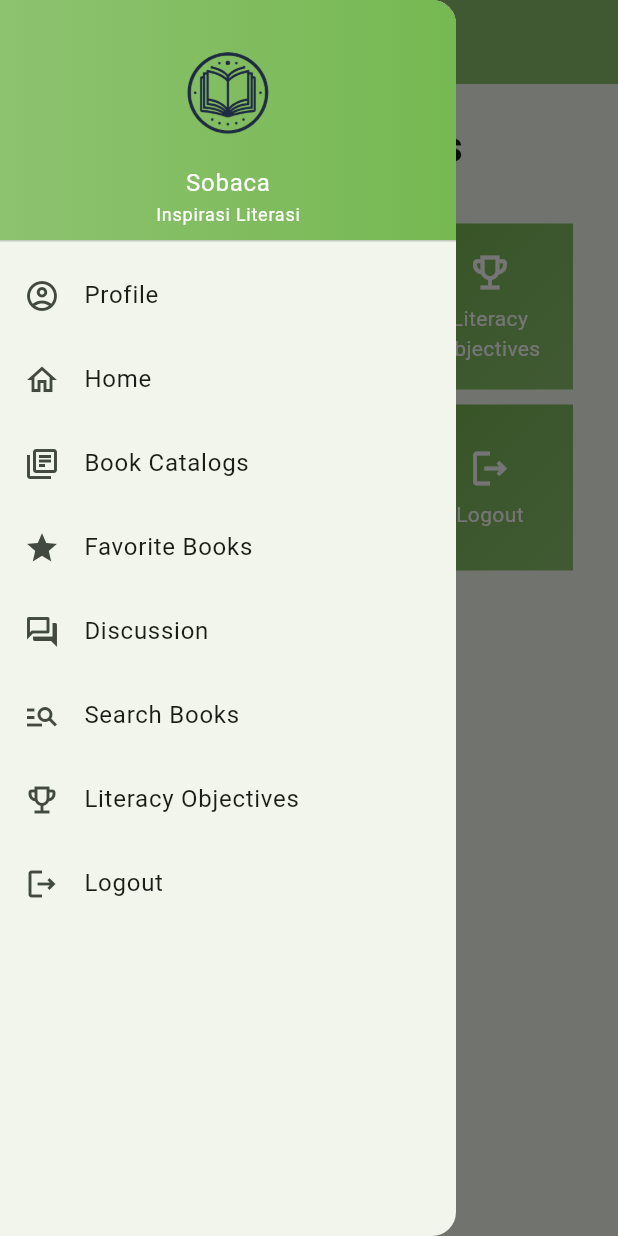
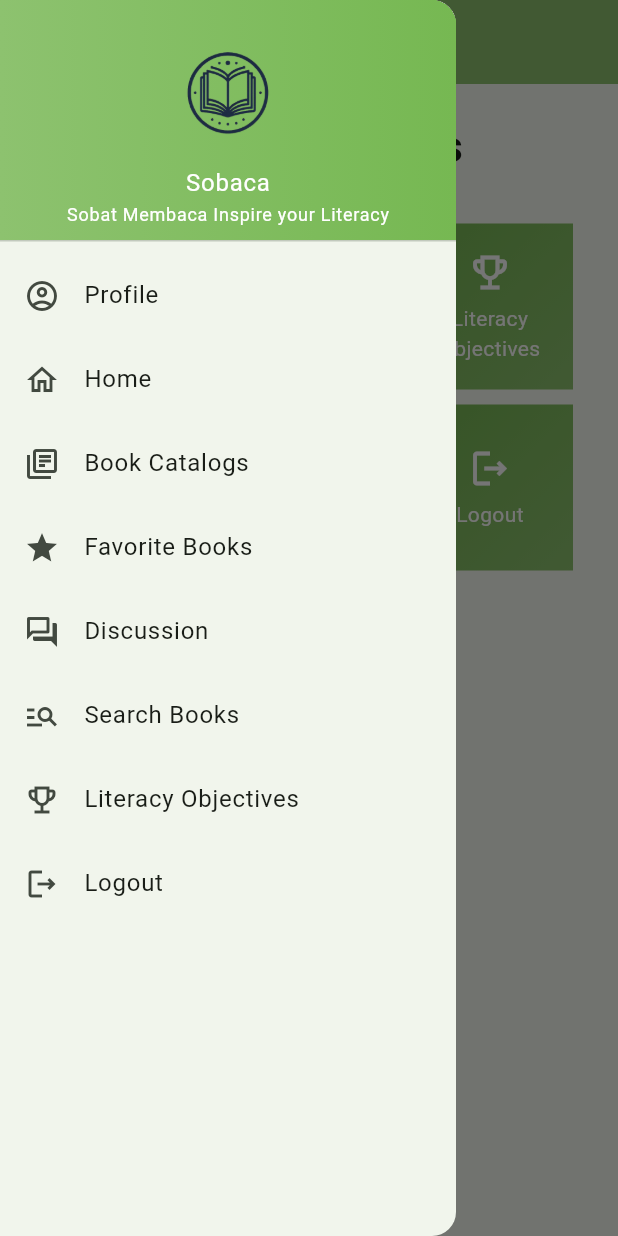
Before and after one commit to PBPF09/Sobaca-Mobile, a Flutter app: the MyHomePage screen opened directly, with the side drawer open, on a phone screen of 412 x 824 dp. Run offline on Flutter 3.47's test engine with Material 3 defaults, Android fonts, the light colour scheme and no system bars; our stand-ins replace google_fonts; missing offline and left inert: pbp_django_auth; network calls fail.

Commit message:
Fix text on left Drawer

```diff
--- a/lib/widgets/leftDrawer.dart
+++ b/lib/widgets/leftDrawer.dart
@@ -39,7 +39,7 @@ class LeftDrawer extends StatelessWidget {
                   ),
                 ),
                 Text(
-                  'Inspirasi Literasi',
+                  'Sobat Membaca Inspire your Literacy',
                   style: TextStyle(
                     color: Colors.white,
                     fontSize: 12,
```
